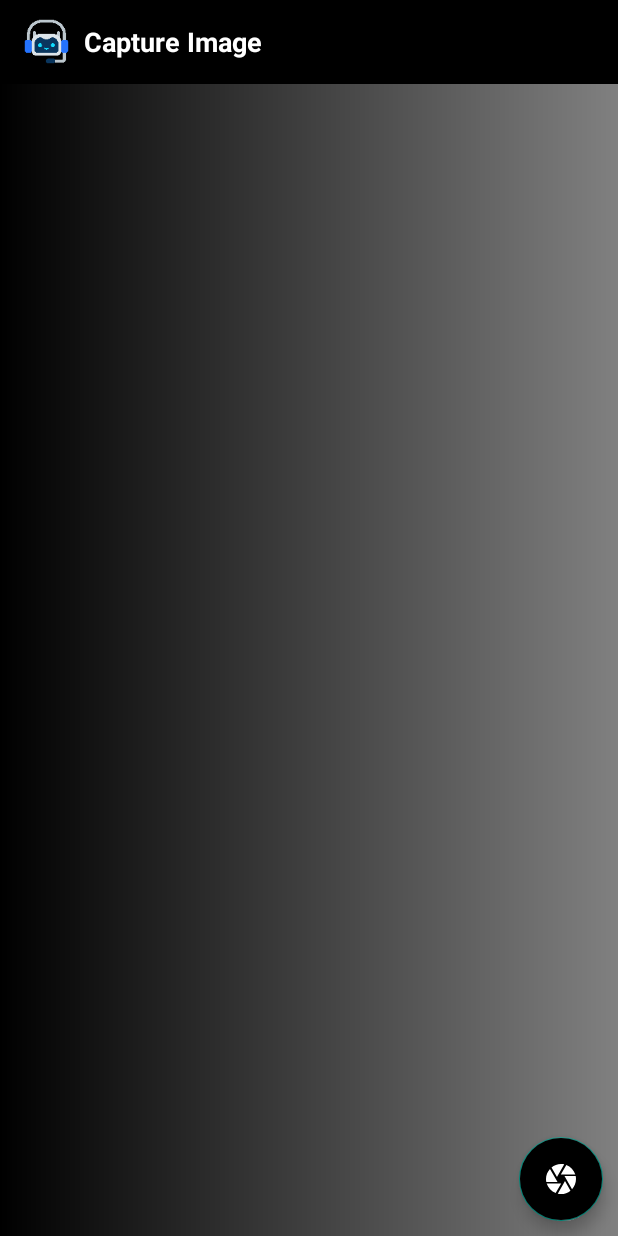
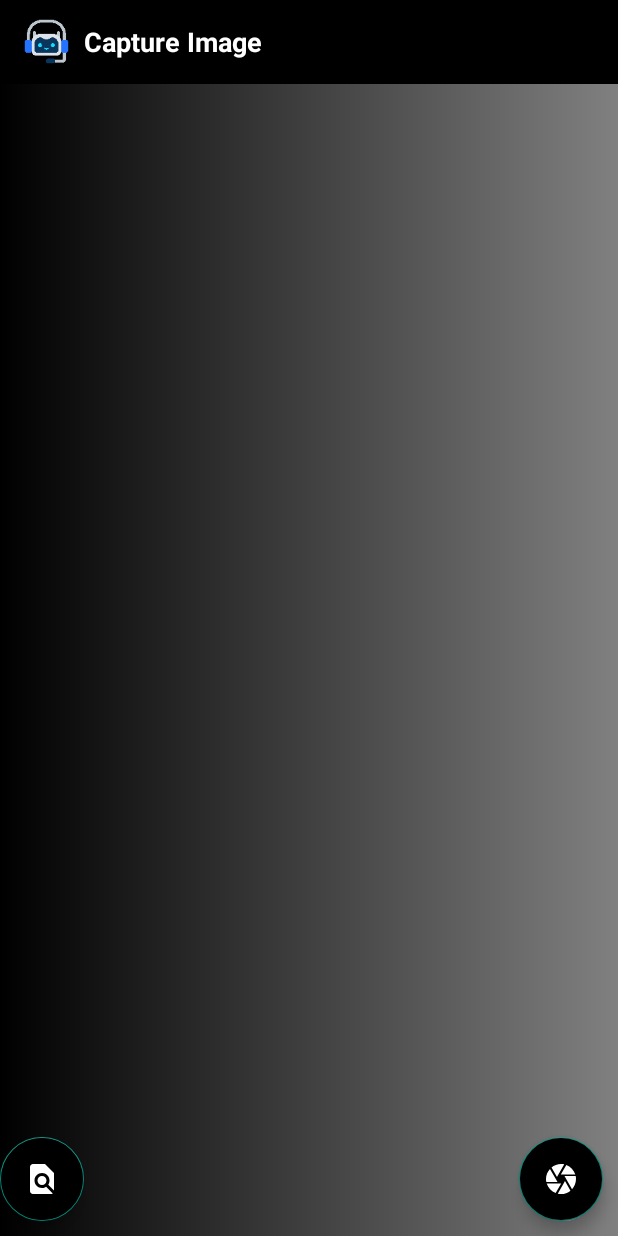
Before and after one commit to IllTushar/PhotoEditing, an Android app: the CaptureImage screen opened directly, with no data from a screen before it, on a phone screen of 412 x 824 dp. Run offline under Robolectric (Android 15) with nearby library versions, the phone set to English and light mode, and no system bars; libraries missing offline, so code that uses them is left out: com.google.firebase.ml, com.sanojpunchihewa.glowbutton; plain views replace GlowButton.

Commit message:
Text Reco Complete

```diff
--- a/app/build.gradle.kts
+++ b/app/build.gradle.kts
@@ -1,5 +1,7 @@
 plugins {
     id("com.android.application")
+    id("com.google.gms.google-services")
+    id("com.google.firebase.crashlytics")
 }
 
 android {
@@ -36,6 +38,8 @@ dependencies {
     implementation("androidx.appcompat:appcompat:1.6.1")
     implementation("com.google.android.material:material:1.11.0")
     implementation("androidx.constraintlayout:constraintlayout:2.1.4")
+    implementation("com.google.firebase:firebase-ml-vision:15.0.0")
+    implementation("com.google.firebase:firebase-crashlytics:18.6.2")
     testImplementation("junit:junit:4.13.2")
     androidTestImplementation("androidx.test.ext:junit:1.1.5")
     androidTestImplementation("androidx.test.espresso:espresso-core:3.5.1")
--- a/app/src/main/AndroidManifest.xml
+++ b/app/src/main/AndroidManifest.xml
@@ -2,6 +2,7 @@
 <manifest xmlns:android="http://schemas.android.com/apk/res/android"
     xmlns:tools="http://schemas.android.com/tools">
 
+    <uses-permission android:name="android.permission.INTERNET" />
     <uses-permission android:name="android.permission.CAMERA" />
     <uses-permission android:name="android.permission.READ_EXTERNAL_STORAGE" />
     <uses-permission android:name="android.permission.WRITE_EXTERNAL_STORAGE" />
@@ -39,7 +40,7 @@
         <activity
             android:name=".MainActivity"
             android:exported="true"></activity>
-        <activity android:name="com.theartofdev.edmodo.cropper.CropImageActivity"/>
+        <activity android:name="com.theartofdev.edmodo.cropper.CropImageActivity" />
     </application>
 
 </manifest>
--- /dev/null
+++ b/app/src/main/java/com/example/photoeditingapp/Data/DataSet.java
@@ -0,0 +1,21 @@
+package com.example.photoeditingapp.Data;
+
+import android.content.Context;
+import android.graphics.Bitmap;
+
+public class DataSet {
+    Context context;
+    Bitmap imageBitMap;
+
+    public DataSet(Context context) {
+        this.context = context;
+    }
+
+    public Bitmap getImageBitMap() {
+        return imageBitMap;
+    }
+
+    public void setImageBitMap(Bitmap imageBitMap) {
+        this.imageBitMap = imageBitMap;
+    }
+}
--- a/app/src/main/java/com/example/photoeditingapp/PhotoSelection/CaptureImage.java
+++ b/app/src/main/java/com/example/photoeditingapp/PhotoSelection/CaptureImage.java
@@ -1,5 +1,6 @@
 package com.example.photoeditingapp.PhotoSelection;
 
+import androidx.annotation.NonNull;
 import androidx.annotation.Nullable;
 import androidx.appcompat.app.AppCompatActivity;
 import androidx.appcompat.widget.Toolbar;
@@ -9,30 +10,39 @@ import android.graphics.Bitmap;
 import android.net.Uri;
 import android.os.Bundle;
 import android.provider.MediaStore;
+import android.util.Log;
 import android.util.SparseArray;
 import android.view.View;
+import android.widget.ImageView;
 import android.widget.TextView;
 
 import com.example.photoeditingapp.Assets.Toolbars;
 import com.example.photoeditingapp.Assets.Utils;
+import com.example.photoeditingapp.Data.DataSet;
 import com.example.photoeditingapp.R;
+import com.google.android.gms.tasks.OnFailureListener;
+import com.google.android.gms.tasks.OnSuccessListener;
 import com.google.android.gms.vision.Frame;
 import com.google.android.gms.vision.text.TextBlock;
 import com.google.android.gms.vision.text.TextRecognizer;
 import com.google.android.material.floatingactionbutton.FloatingActionButton;
-import com.theartofdev.edmodo.cropper.CropImage;
-import com.theartofdev.edmodo.cropper.CropImageView;
+import com.google.firebase.ml.vision.FirebaseVision;
+import com.google.firebase.ml.vision.common.FirebaseVisionImage;
+import com.google.firebase.ml.vision.text.FirebaseVisionText;
+import com.google.firebase.ml.vision.text.FirebaseVisionTextDetector;
 
-import java.io.IOException;
+import java.util.*;
 
 public class CaptureImage extends AppCompatActivity {
-    FloatingActionButton camera;
+    FloatingActionButton camera, imageDetection;
     TextView textView;
     Toolbar toolbar;
     Toolbars toolbars;
     Utils utils;
     private static final int REQUEST_IMAGE_CAPTURE = 1;
-    Bitmap bitmap;
+    Bitmap imageBitmap;
+    ImageView img;
+    DataSet imageBitMap;
 
     @Override
     protected void onCreate(Bundle savedInstanceState) {
@@ -57,14 +67,22 @@ public class CaptureImage extends AppCompatActivity {
         toolbars = new Toolbars();
         utils = new Utils(CaptureImage.this);
         textView = findViewById(R.id.text2);
+        img = findViewById(R.id.imageView);
+        imageDetection = findViewById(R.id.imageDetection);
+        imageBitMap = new DataSet(CaptureImage.this);
     }
 
     private void UiFunction() {
         camera.setOnClickListener(new View.OnClickListener() {
             @Override
             public void onClick(View view) {
-                CropImage.activity().setGuidelines(CropImageView.Guidelines.ON).start(CaptureImage.this);
                 dispatchTakePictureIntent();
+            }
+        });
+        imageDetection.setOnClickListener(new View.OnClickListener() {
+            @Override
+            public void onClick(View view) {
+                detectTxt();
             }
         });
     }
@@ -72,55 +90,77 @@ public class CaptureImage extends AppCompatActivity {
     @Override
     protected void onActivityResult(int requestCode, int resultCode, @Nullable Intent data) {
         super.onActivityResult(requestCode, resultCode, data);
-        if (requestCode == CropImage.CROP_IMAGE_ACTIVITY_REQUEST_CODE) {
-            CropImage.ActivityResult activityResult = CropImage.getActivityResult(data);
-            if (resultCode == RESULT_OK) {
-                Uri resultUri = activityResult.getUri();
-                try {
-                    bitmap = MediaStore.Images.Media.getBitmap(this.getContentResolver(), resultUri);
-                    getTextFromImage(bitmap);
-                } catch (IOException e) {
-                    throw new RuntimeException(e);
-                }
-
-            }
+        if (requestCode == REQUEST_IMAGE_CAPTURE && resultCode == RESULT_OK) {
+            // on below line we are getting
+            // data from our bundles. .
+            Bundle extras = data.getExtras();
+            imageBitmap = (Bitmap) extras.get("data");
+            imageBitMap.setImageBitMap(imageBitmap);
+            // below line is to set the
+            // image bitmap to our image.
+            img.setImageBitmap(imageBitmap);
         }
     }
 
-    private void getTextFromImage(Bitmap bitmap) {
-        // Create a TextRecognizer instance
-        TextRecognizer recognizer = new TextRecognizer.Builder(CaptureImage.this).build();
+    private void detectTxt() {
+        utils.ProgressDialogShow("Processing...");
+        // Check if bitmap is available
+        Bitmap bitmap = imageBitMap.getImageBitMap();
+        if (bitmap == null) {
+            utils.toast(CaptureImage.this, "bitmap null");
+            Log.e("detectTxt", "Bitmap is null");
+            return;
+        }
 
-        // Check if the TextRecognizer is operational
-        if (!recognizer.isOperational()) {
-            // Handle the case where TextRecognizer is not operational
-            utils.toast(CaptureImage.this, "Error: TextRecognizer is not operational");
-        } else {
-            // Create a Frame from the Bitmap
-            Frame frame = new Frame.Builder().setBitmap(bitmap).build();
+        // Create FirebaseVisionImage object
+        FirebaseVisionImage image = FirebaseVisionImage.fromBitmap(bitmap);
 
-            // Use the TextRecognizer to detect text in the Frame
-            SparseArray<TextBlock> textBlocks = recognizer.detect(frame);
+        // Create FirebaseVisionTextDetector object
+        FirebaseVisionTextDetector detector = FirebaseVision.getInstance().getVisionTextDetector();
 
-            // Check if any text blocks were detected
-            if (textBlocks.size() == 0) {
-                // Handle the case where no text was detected
-                utils.toast(CaptureImage.this, "No text detected");
-            } else {
-                // Iterate through the detected text blocks
-                StringBuilder text = new StringBuilder();
-                for (int i = 0; i < textBlocks.size(); i++) {
-                    TextBlock textBlock = textBlocks.valueAt(i);
-                    // Append the text from each text block to the StringBuilder
-                    text.append(textBlock.getValue());
-                    text.append("\n"); // Add a newline character between text blocks
-                }
-                // Display or process the extracted text
-                // For example, you can display it in a TextView or perform further processing
-                // For demonstration purposes, we'll just display it as a toast message
-               textView.setText(text.toString());
-            }
+        // Add onSuccessListener and onFailureListener
+        detector.detectInImage(image)
+                .addOnSuccessListener(new OnSuccessListener<FirebaseVisionText>() {
+                    @Override
+                    public void onSuccess(FirebaseVisionText firebaseVisionText) {
+                        // Call method to process text after extraction
+                        processTxt(firebaseVisionText);
+                        utils.ProgressDialogDismiss();
+                    }
+                })
+                .addOnFailureListener(new OnFailureListener() {
+                    @Override
+                    public void onFailure(@NonNull Exception e) {
+
+                        utils.toast(CaptureImage.this, "Failed to detect text from image.");
+                    }
+                });
+    }
+
+
+    private void processTxt(FirebaseVisionText text) {
+        // below line is to create a list of vision blocks which
+        // we will get from our firebase vision text.
+        List<FirebaseVisionText.Block> blocks = text.getBlocks();
+
+        // checking if the size of the
+        // block is not equal to zero.
+        if (blocks.size() == 0) {
+            // if the size of blocks is zero then we are displaying
+            // a toast message as no text detected.
+            utils.toast(CaptureImage.this, "No Text");
+
+            return;
+        }
+        // extracting data from each block using a for loop.
+        for (FirebaseVisionText.Block block : text.getBlocks()) {
+            // below line is to get text
+            // from each block.
+            String txt = block.getText();
+
+            // below line is to set our
+            // string to our text view.
+            textView.setText(txt);
         }
     }
-
 }
--- /dev/null
+++ b/app/src/main/res/drawable/baseline_find_in_page_24.xml
@@ -0,0 +1,5 @@
+<vector android:height="24dp" android:tint="#FFFFFF"
+    android:viewportHeight="24" android:viewportWidth="24"
+    android:width="24dp" xmlns:android="http://schemas.android.com/apk/res/android">
+    <path android:fillColor="@android:color/white" android:pathData="M20,19.59V8l-6,-6H6c-1.1,0 -1.99,0.9 -1.99,2L4,20c0,1.1 0.89,2 1.99,2H18c0.45,0 0.85,-0.15 1.19,-0.4l-4.43,-4.43c-0.8,0.52 -1.74,0.83 -2.76,0.83 -2.76,0 -5,-2.24 -5,-5s2.24,-5 5,-5 5,2.24 5,5c0,1.02 -0.31,1.96 -0.83,2.75L20,19.59zM9,13c0,1.66 1.34,3 3,3s3,-1.34 3,-3 -1.34,-3 -3,-3 -3,1.34 -3,3z"/>
+</vector>
--- a/app/src/main/res/layout/activity_capture_image.xml
+++ b/app/src/main/res/layout/activity_capture_image.xml
@@ -3,46 +3,74 @@
     xmlns:app="http://schemas.android.com/apk/res-auto"
     xmlns:tools="http://schemas.android.com/tools"
     android:layout_width="match_parent"
+    android:layout_height="match_parent"
     android:background="@drawable/background"
     android:orientation="vertical"
-    android:layout_height="match_parent"
     tools:context=".PhotoSelection.CaptureImage">
 
     <include
         android:id="@+id/toolbars"
         layout="@layout/toolbar" />
-    <TextView
-        android:id="@+id/text2"
+
+    <ImageView
+        android:id="@+id/imageView"
         android:layout_width="match_parent"
-        android:layout_height="match_parent"
-        android:layout_below="@+id/toolbars"
-        android:layout_above="@+id/cameraCapture"/>
+        android:layout_height="200dp"
+        android:layout_below="@+id/toolbars" />
+
+    <ScrollView
+        android:layout_width="match_parent"
+        android:layout_height="wrap_content"
+        android:layout_above="@+id/cameraCapture"
+        android:layout_below="@+id/imageView">
+
+        <TextView
+            android:id="@+id/text2"
+            android:layout_width="match_parent"
+            android:layout_height="match_parent"
+            android:textColor="@color/white"
+            android:textSize="29dp" />
+    </ScrollView>
+
+    <com.google.android.material.floatingactionbutton.FloatingActionButton
+        android:id="@+id/imageDetection"
+        android:layout_width="wrap_content"
+        android:layout_height="wrap_content"
+        android:layout_alignParentStart="true"
+        android:layout_alignParentBottom="true"
+        android:layout_marginTop="50dp"
+        android:layout_marginEnd="10dp"
+        android:layout_marginBottom="10dp"
+        android:backgroundTint="@color/black"
+        android:padding="20dp"
+        android:src="@drawable/baseline_find_in_page_24" />
+
     <com.google.android.material.floatingactionbutton.FloatingActionButton
         android:id="@+id/cameraCapture"
         android:layout_width="wrap_content"
         android:layout_height="wrap_content"
+        android:layout_alignParentEnd="true"
+        android:layout_alignParentBottom="true"
         android:layout_marginTop="50dp"
+        android:layout_marginEnd="10dp"
+        android:layout_marginBottom="10dp"
         android:backgroundTint="@color/black"
         android:padding="20dp"
-        android:layout_marginBottom="10dp"
-        android:layout_marginEnd="10dp"
-        android:layout_alignParentBottom="true"
-        android:layout_alignParentEnd="true"
         android:src="@drawable/baseline_camera_24" />
 
     <com.sanojpunchihewa.glowbutton.GlowButton
         android:id="@+id/getAiExplaination"
         android:layout_width="200dp"
-        android:visibility="gone"
+        android:layout_height="60dp"
+        android:layout_alignParentStart="true"
+        android:layout_alignParentEnd="true"
+        android:layout_alignParentBottom="true"
+        android:layout_marginBottom="10dp"
         android:padding="10dp"
-        android:layout_alignParentEnd="true"
-        android:layout_alignParentStart="true"
-        android:layout_alignParentBottom="true"
-        android:layout_height="60dp"
-        android:layout_marginBottom="10dp"
         android:text="Get Ai Explaination"
         android:textAllCaps="false"
         android:textColor="@color/white"
+        android:visibility="gone"
         app:buttonColor="@color/black"
         app:cornerRadius="50dp"
         app:glowColor="@color/white"
```
Also changed, not shown: build.gradle.kts (+7 -0 lines), 1 other file.
